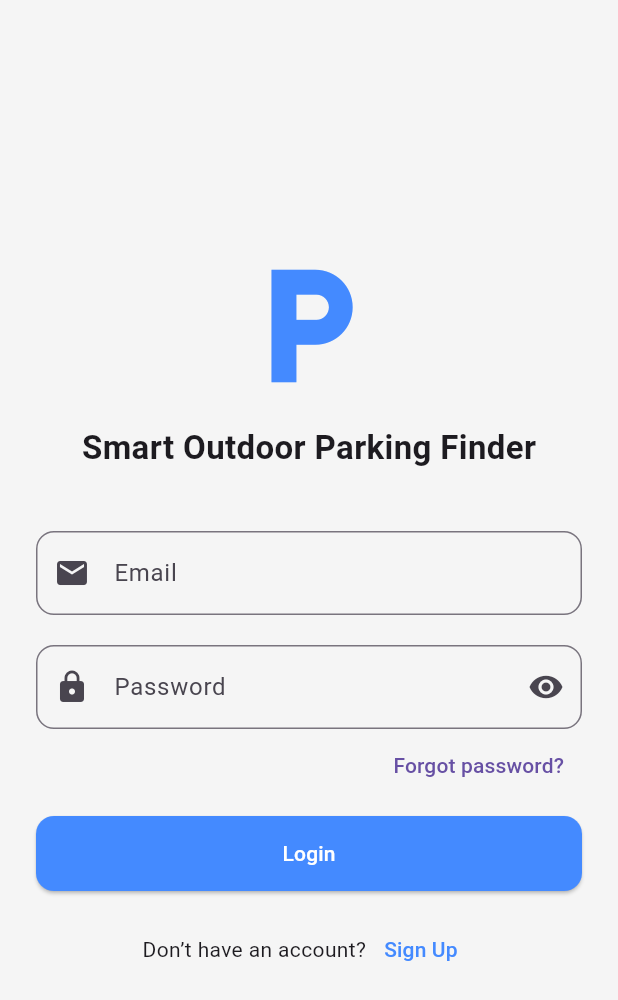
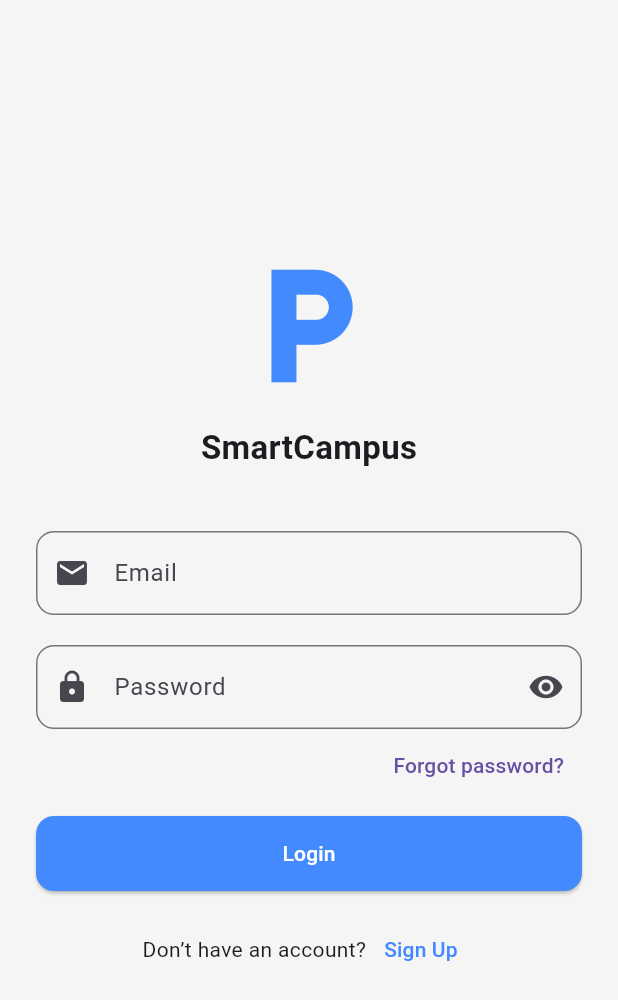
Before and after one commit to Izharnordin/parking_finder_app, a Flutter app: the screen it shows after launch, on a phone screen of 412 x 824 dp. Shown: the top 1000 px of the screen. Run offline on Flutter 3.47's test engine with Material 3 defaults, Android fonts, the light colour scheme and no system bars; our stand-ins replace cloud_firestore, firebase_auth, firebase_core, google_maps_flutter; accounts and stored records are empty.

Commit message:
Final version

```diff
--- a/lib/screens/login_page.dart
+++ b/lib/screens/login_page.dart
@@ -106,7 +106,7 @@ class _LoginPageState extends State<LoginPage> {
               const Icon(Icons.local_parking, size: 100, color: Colors.blueAccent),
               const SizedBox(height: 16),
               const Text(
-                'Smart Outdoor Parking Finder',
+                'SmartCampus',
                 style: TextStyle(fontSize: 22, fontWeight: FontWeight.bold),
               ),
               const SizedBox(height: 40),
--- a/lib/screens/splash_screen.dart
+++ b/lib/screens/splash_screen.dart
@@ -36,7 +36,7 @@ class _SplashScreenState extends State<SplashScreen> {
 
             // App title
             Text(
-              'Smart Outdoor Parking Finder',
+              'SmartCampus',
               style: TextStyle(
                 fontSize: 22,
                 color: Colors.white,
```
Also changed, not shown: lib/screens/settings_page.dart (+0 -9 lines).
